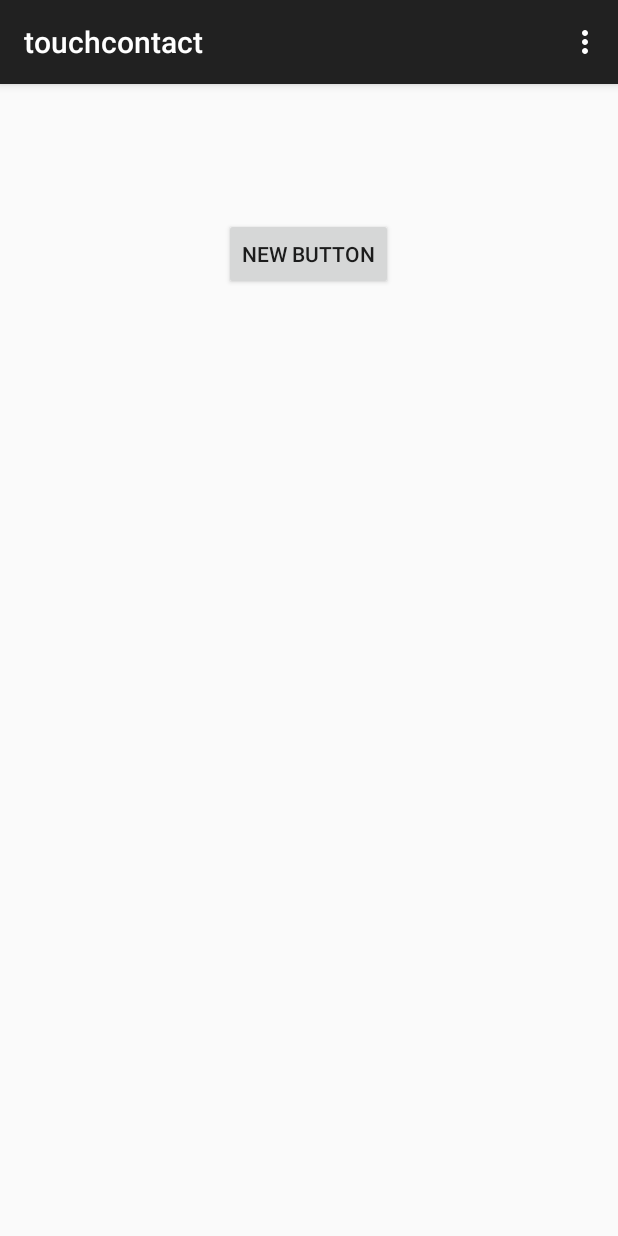
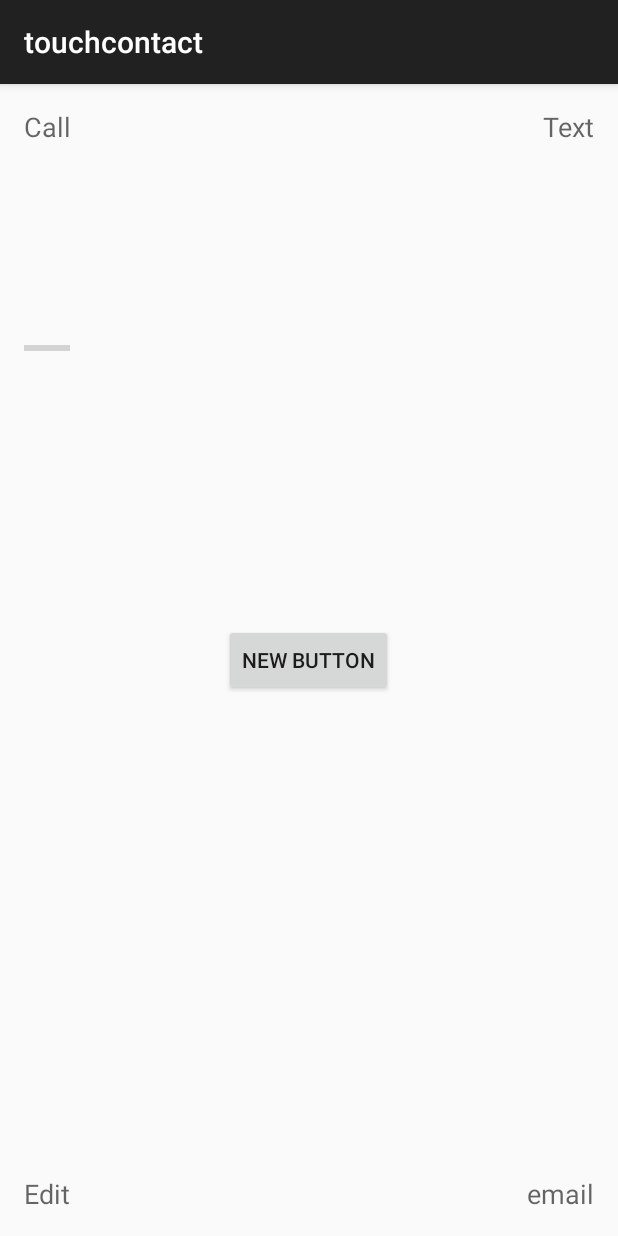
Before and after one commit to Kodmarden/MainResp, an Android app: the touchcontact screen opened directly, with no data from a screen before it, on a phone screen of 412 x 824 dp. Run offline under Robolectric (Android 15) with nearby library versions, the phone set to English and light mode, and no system bars.

Commit message:
Big merge, wow

```diff
--- a/app/src/main/java/com/example/olle/grafiskdel/AddContactActivity.java
+++ b/app/src/main/java/com/example/olle/grafiskdel/AddContactActivity.java
@@ -11,14 +11,14 @@ public class AddContactActivity extends ActionBarActivity {
     @Override
     protected void onCreate(Bundle savedInstanceState) {
         super.onCreate(savedInstanceState);
-        setContentView(R.layout.activity_main_activity2);
+        setContentView(R.layout.addcontactlay);
     }
 
 
     @Override
     public boolean onCreateOptionsMenu(Menu menu) {
         // Inflate the menu; this adds items to the action bar if it is present.
-        getMenuInflater().inflate(R.menu.menu_main_activity2, menu);
+        //getMenuInflater().inflate(R.menu.addcontactlay, menu);
         return true;
     }
 
--- a/app/src/main/res/layout/activity_touchcontact.xml
+++ b/app/src/main/res/layout/activity_touchcontact.xml
@@ -4,18 +4,64 @@
     android:paddingRight="@dimen/activity_horizontal_margin"
     android:paddingTop="@dimen/activity_vertical_margin"
     android:paddingBottom="@dimen/activity_vertical_margin"
-    tools:context="com.example.olle.grafiskdel.touchcontact">
+    tools:context="com.example.olle.grafiskdel.touchcontact"
+    android:id="@+id/touchcontact">
+
+    <TextView
+        android:layout_width="wrap_content"
+        android:layout_height="wrap_content"
+        android:textAppearance="?android:attr/textAppearanceMedium"
+        android:text="Call"
+        android:id="@+id/Call"
+        android:layout_alignParentTop="true"
+        android:layout_alignParentLeft="true"
+        android:layout_alignParentStart="true" />
+
+    <TextView
+        android:layout_width="wrap_content"
+        android:layout_height="wrap_content"
+        android:textAppearance="?android:attr/textAppearanceMedium"
+        android:text="Text"
+        android:id="@+id/textView5"
+        android:layout_alignTop="@+id/Call"
+        android:layout_alignParentRight="true"
+        android:layout_alignParentEnd="true" />
+
+    <TextView
+        android:layout_width="wrap_content"
+        android:layout_height="wrap_content"
+        android:textAppearance="?android:attr/textAppearanceMedium"
+        android:text="Edit"
+        android:id="@+id/textView6"
+        android:layout_alignParentBottom="true"
+        android:layout_alignParentLeft="true"
+        android:layout_alignParentStart="true" />
+
+    <TextView
+        android:layout_width="wrap_content"
+        android:layout_height="wrap_content"
+        android:textAppearance="?android:attr/textAppearanceMedium"
+        android:text="email"
+        android:id="@+id/textView7"
+        android:layout_alignParentBottom="true"
+        android:layout_alignRight="@+id/textView5"
+        android:layout_alignEnd="@+id/textView5" />
 
     <Button
-        style="?android:attr/buttonStyleSmall"
         android:layout_width="wrap_content"
         android:layout_height="wrap_content"
         android:text="New Button"
-        android:id="@+id/button4"
-        android:layout_centerHorizontal="true"
-        android:layout_marginTop="73dp"
-        android:onClick="changeText"
+        android:id="@+id/testAct"
+        android:layout_centerVertical="true"
+        android:layout_centerHorizontal="true" />
 
-        />
-
+    <ProgressBar
+        style="?android:attr/progressBarStyleHorizontal"
+        android:layout_width="wrap_content"
+        android:layout_height="wrap_content"
+        android:id="@+id/progressBar"
+        android:layout_alignParentTop="true"
+        android:layout_alignRight="@+id/textView6"
+        android:layout_alignEnd="@+id/textView6"
+        android:layout_marginTop="152dp" />
 </RelativeLayout>
```
Also changed, not shown: app/src/main/java/com/example/olle/grafiskdel/MainActivity.java (+8 -25 lines), app/src/main/java/com/example/olle/grafiskdel/touchcontact.java (+73 -32 lines).
